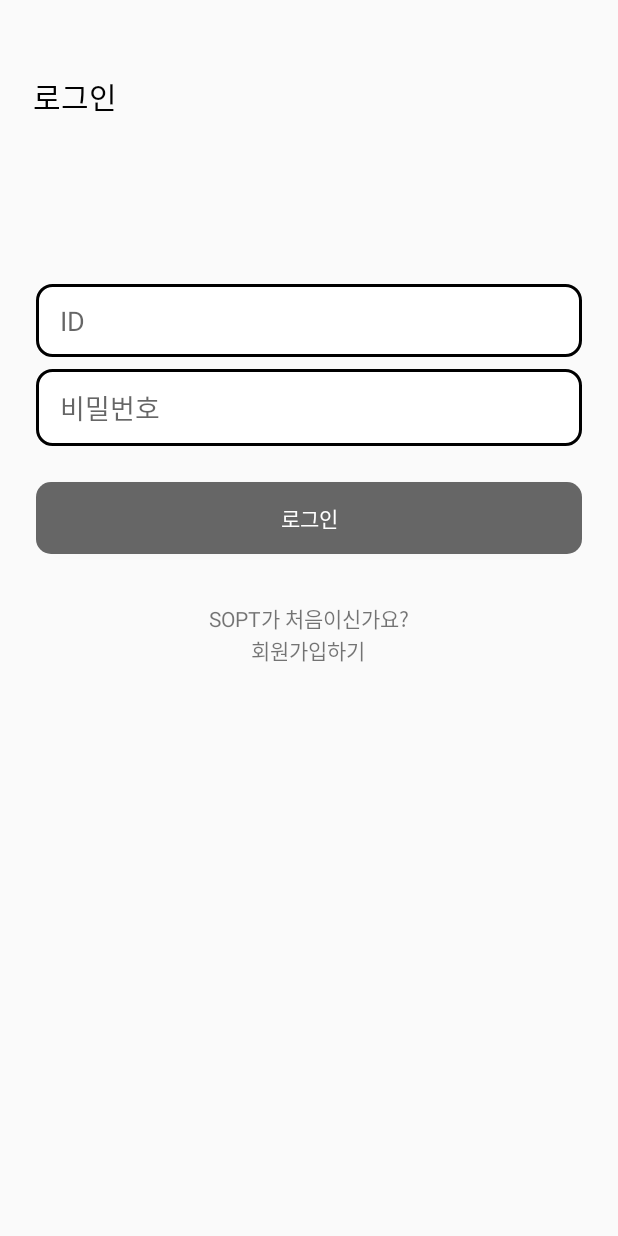
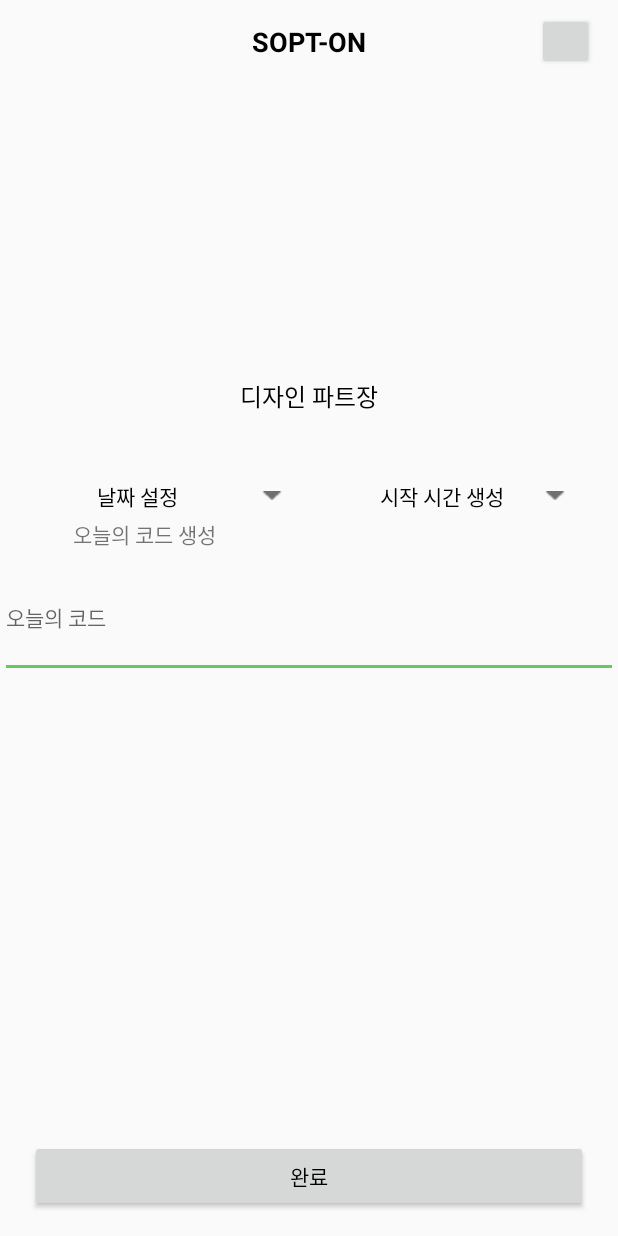
Before and after one commit to SOPTKATHON-SoptOn/Sopt-On, an Android app: the screen it shows after launch (LoginActivity before the commit, AnswerAdminActivity after it), on a phone screen of 412 x 824 dp. Run offline under Robolectric (Android 15) with nearby library versions, the phone set to English and light mode, and no system bars.

Commit message:
코드 입력 뷰

```diff
--- /dev/null
+++ b/app/src/main/java/com/example/sopkathon/AnswerAdminActivity.kt
@@ -0,0 +1,49 @@
+package com.example.sopkathon
+
+import android.R
+import android.app.DatePickerDialog
+import android.app.TimePickerDialog
+import android.graphics.Color
+import android.os.Bundle
+import androidx.appcompat.app.AppCompatActivity
+import kotlinx.android.synthetic.main.activity_answer_admin.*
+import java.util.*
+
+
+class AnswerAdminActivity : AppCompatActivity() {
+
+    override fun onCreate(savedInstanceState: Bundle?) {
+        super.onCreate(savedInstanceState)
+        setContentView(com.example.sopkathon.R.layout.activity_answer_admin)
+
+        val c = Calendar.getInstance()
+        val year = c.get(Calendar.YEAR)
+        val month = c.get(Calendar.MONTH)
+        val day = c.get(Calendar.DAY_OF_MONTH)
+        val hour = c.get(Calendar.HOUR_OF_DAY)
+        val minute = c.get(Calendar.MINUTE)
+
+        //날짜 선택
+        tv_date.setOnClickListener() {
+            val datePicker = DatePickerDialog(this, DatePickerDialog.OnDateSetListener { view, year, month, day ->
+                tv_date.setText(""  + year + "." + (month+1) + "." + day)
+            }, year, month, day)
+            datePicker.show()
+        }
+
+        //시간 선택
+        tv_time.setOnClickListener() {
+            val timePicker = TimePickerDialog(this, TimePickerDialog.OnTimeSetListener { view, hour, minute ->
+                tv_time.setText("" + hour + ":" + minute)
+            }, hour, minute, false)
+            timePicker.show()
+        }
+
+        //완료 버튼 클릭
+        btn_finish.setOnClickListener() {
+            btn_finish.setBackgroundColor(Color.parseColor("#68c85e"))
+            btn_finish.setTextColor(Color.WHITE)
+        }
+    }
+
+}
--- /dev/null
+++ b/app/src/main/res/layout/activity_answer_admin.xml
@@ -0,0 +1,150 @@
+<?xml version="1.0" encoding="utf-8"?>
+<androidx.constraintlayout.widget.ConstraintLayout xmlns:android="http://schemas.android.com/apk/res/android"
+    xmlns:app="http://schemas.android.com/apk/res-auto"
+    xmlns:tools="http://schemas.android.com/tools"
+    android:layout_width="match_parent"
+    android:layout_height="match_parent"
+    tools:context=".AnswerAdminActivity">
+
+    <androidx.appcompat.widget.Toolbar
+        android:id="@+id/toolbar"
+        android:layout_width="match_parent"
+        android:layout_height="wrap_content"
+        app:layout_constraintStart_toStartOf="parent"
+        app:layout_constraintTop_toTopOf="parent">
+
+        <TextView
+            android:layout_width="wrap_content"
+            android:layout_height="wrap_content"
+            android:layout_gravity="center"
+            android:text="SOPT-ON"
+            android:textColor="@color/black"
+            android:textSize="18sp"
+            android:textStyle="bold" />
+
+        <Button
+            android:layout_width="38dp"
+            android:layout_height="38dp"
+            android:layout_gravity="end"
+            android:layout_marginRight="16dp" />
+    </androidx.appcompat.widget.Toolbar>
+
+    <ImageView
+        android:id="@+id/iv_profile"
+        android:layout_width="143.5dp"
+        android:layout_height="143.5dp"
+        android:layout_marginTop="40dp"
+        app:layout_constraintDimensionRatio="1:1"
+        app:layout_constraintEnd_toEndOf="parent"
+        app:layout_constraintStart_toStartOf="parent"
+        app:layout_constraintTop_toBottomOf="@+id/toolbar" />
+
+    <TextView
+        android:id="@+id/tv_part"
+        android:layout_width="wrap_content"
+        android:layout_height="wrap_content"
+        android:layout_marginHorizontal="23dp"
+        android:layout_marginTop="12.5dp"
+        android:text="디자인 파트장"
+        android:textColor="@color/black"
+        android:textSize="16sp"
+        app:layout_constraintEnd_toEndOf="parent"
+        app:layout_constraintStart_toStartOf="parent"
+        app:layout_constraintTop_toBottomOf="@+id/iv_profile" />
+
+    <LinearLayout
+        android:id="@+id/setDateLayout"
+        android:layout_width="wrap_content"
+        android:layout_height="wrap_content"
+        android:layout_marginLeft="23dp"
+        android:layout_marginTop="40dp"
+        android:orientation="horizontal"
+        android:paddingVertical="4dp"
+        android:paddingLeft="16dp"
+        android:paddingRight="10dp"
+        app:layout_constraintEnd_toStartOf="@+id/linearLayout"
+        app:layout_constraintHorizontal_bias="0.5"
+        app:layout_constraintHorizontal_chainStyle="spread"
+        app:layout_constraintStart_toStartOf="parent"
+        app:layout_constraintTop_toBottomOf="@+id/tv_part">
+
+        <TextView
+            android:id="@+id/tv_date"
+            android:layout_width="wrap_content"
+            android:layout_height="wrap_content"
+            android:layout_marginRight="56dp"
+            android:text="날짜 설정"
+            android:textColor="@color/black"
+            android:textSize="14sp" />
+
+        <ImageView
+            android:layout_width="13dp"
+            android:layout_height="6dp"
+            android:layout_gravity="center"
+            android:src="@drawable/triangle" />
+    </LinearLayout>
+
+    <LinearLayout
+        android:id="@+id/linearLayout"
+        android:layout_width="wrap_content"
+        android:layout_height="wrap_content"
+        android:layout_marginLeft="14dp"
+        android:orientation="horizontal"
+        android:paddingVertical="4dp"
+        android:paddingLeft="16dp"
+        android:paddingRight="10dp"
+        app:layout_constraintBottom_toBottomOf="@+id/setDateLayout"
+        app:layout_constraintEnd_toEndOf="parent"
+        app:layout_constraintHorizontal_bias="0.5"
+        app:layout_constraintStart_toEndOf="@+id/setDateLayout"
+        app:layout_constraintTop_toTopOf="@+id/setDateLayout">
+
+        <TextView
+            android:id="@+id/tv_time"
+            android:layout_width="match_parent"
+            android:layout_height="wrap_content"
+            android:layout_marginRight="27dp"
+            android:text="시작 시간 생성"
+            android:textColor="@color/black"
+            android:textSize="14sp" />
+
+        <ImageView
+            android:layout_width="13dp"
+            android:layout_height="6dp"
+            android:layout_gravity="center"
+            android:src="@drawable/triangle" />
+    </LinearLayout>
+
+    <TextView
+        android:id="@+id/tv_codeTitle"
+        android:layout_width="wrap_content"
+        android:layout_height="wrap_content"
+        android:text="오늘의 코드 생성"
+        app:layout_constraintStart_toStartOf="@+id/setDateLayout"
+        app:layout_constraintTop_toBottomOf="@+id/setDateLayout" />
+
+    <EditText
+        android:id="@+id/ev_answer"
+        android:layout_width="match_parent"
+        android:layout_height="80dp"
+        android:layout_marginTop="5dp"
+        android:hint="오늘의 코드"
+        android:textSize="14sp"
+        app:layout_constraintEnd_toEndOf="@+id/linearLayout"
+        app:layout_constraintStart_toStartOf="@+id/tv_codeTitle"
+        app:layout_constraintTop_toBottomOf="@+id/tv_codeTitle" />
+
+    <Button
+        android:id="@+id/btn_finish"
+        android:layout_width="match_parent"
+        android:layout_height="wrap_content"
+        android:layout_marginHorizontal="20dp"
+        android:layout_marginBottom="16dp"
+        android:paddingVertical="11dp"
+        android:text="완료"
+        android:textColor="@color/black"
+        android:textSize="14sp"
+        app:layout_constraintBottom_toBottomOf="parent"
+        app:layout_constraintEnd_toEndOf="parent"
+        app:layout_constraintStart_toStartOf="parent" />
+</androidx.constraintlayout.widget.ConstraintLayout>
--- a/app/src/main/res/values/colors.xml
+++ b/app/src/main/res/values/colors.xml
@@ -2,7 +2,9 @@
 <resources>
     <color name="colorPrimary">#6200EE</color>
     <color name="colorPrimaryDark">#3700B3</color>
-    <color name="colorAccent">#03DAC5</color>
+    <color name="colorAccent">#68c85e</color>
     <color name="white">#ffffff</color>
     <color name="black">#000000</color>
+    <color name="font">#4d4d4d</color>
+    <color name="gray">#808080</color>
 </resources>
--- a/build.gradle
+++ b/build.gradle
@@ -20,7 +20,6 @@ allprojects {
     repositories {
         google()
         jcenter()
-
     }
 }
 
```
Also changed, not shown: app/src/main/AndroidManifest.xml (+11 -10 lines), app/src/main/res/layout/activity_answer.xml (+42 -58 lines), app/src/main/res/layout/activiy_answer_admin.xml (deleted, +0 -165 lines), app/src/main/res/drawable/triangle.jpg (added).
